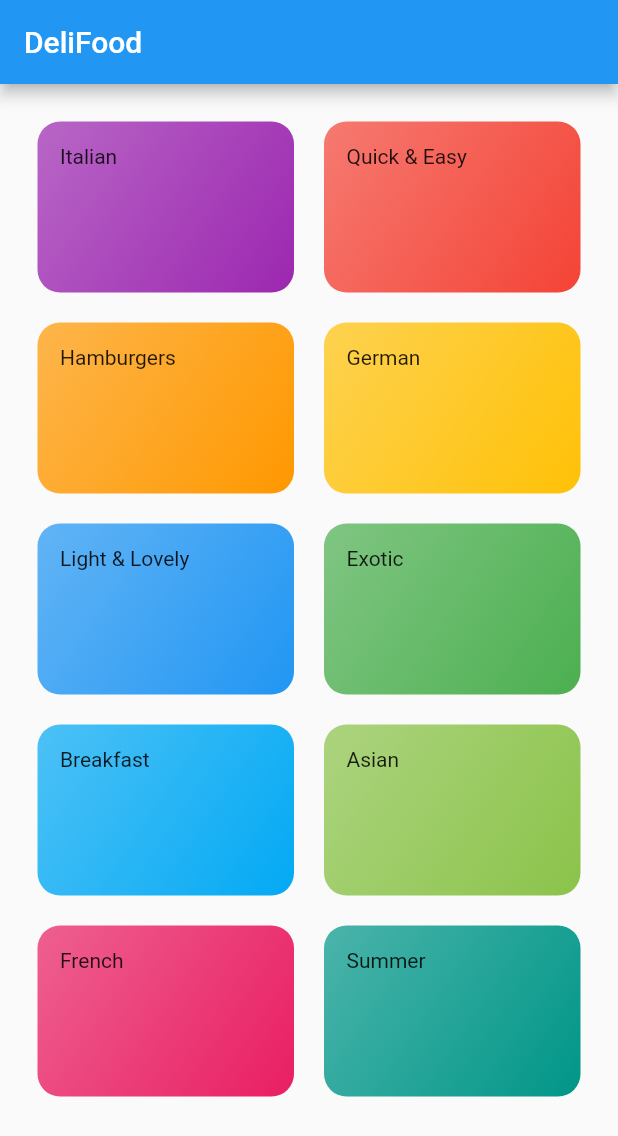
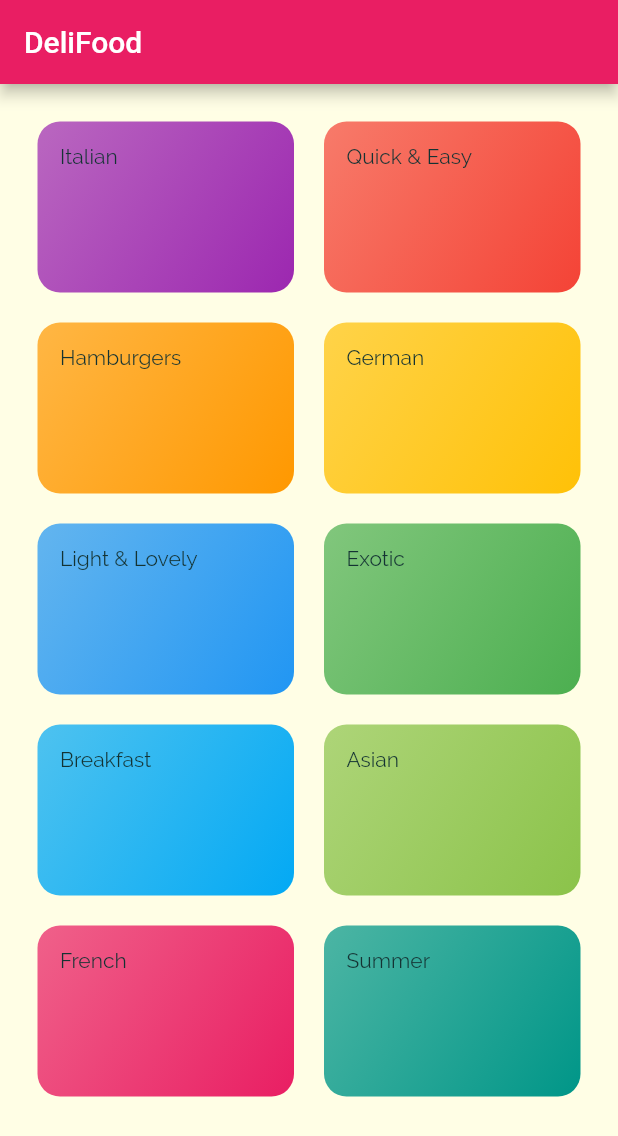
Before and after one commit to samtuga1/DeliFood, a Flutter app: the screen it shows after launch, on a phone screen of 412 x 824 dp. Shown: the top 1136 px of the screen. Run offline on Flutter 3.47's test engine with Material 2 defaults, Android fonts, the phone set to English and light mode, and no system bars.

Commit message:
Added some theming to my main.dart file

```diff
--- a/lib/main.dart
+++ b/lib/main.dart
@@ -11,7 +11,22 @@ class MyApp extends StatelessWidget {
     return MaterialApp(
       title: 'DeliMeals',
       theme: ThemeData(
-        primarySwatch: Colors.blue,
+        primarySwatch: Colors.pink,
+        accentColor: Colors.amber,
+        canvasColor: Color.fromRGBO(255, 254, 229, 1),
+        fontFamily: 'Raleway',
+        textTheme: ThemeData.light().textTheme.copyWith(
+              subtitle1: TextStyle(
+                  fontSize: 20,
+                  // fontFamily: 'RobotoCondensed',
+                  fontWeight: FontWeight.bold),
+              bodyText1: TextStyle(
+                color: Color.fromRGBO(20, 51, 51, 1),
+              ),
+              bodyText2: TextStyle(
+                color: Color.fromRGBO(20, 51, 51, 1),
+              ),
+            ),
       ),
       home: const CategoriesScreen(),
     );
```
